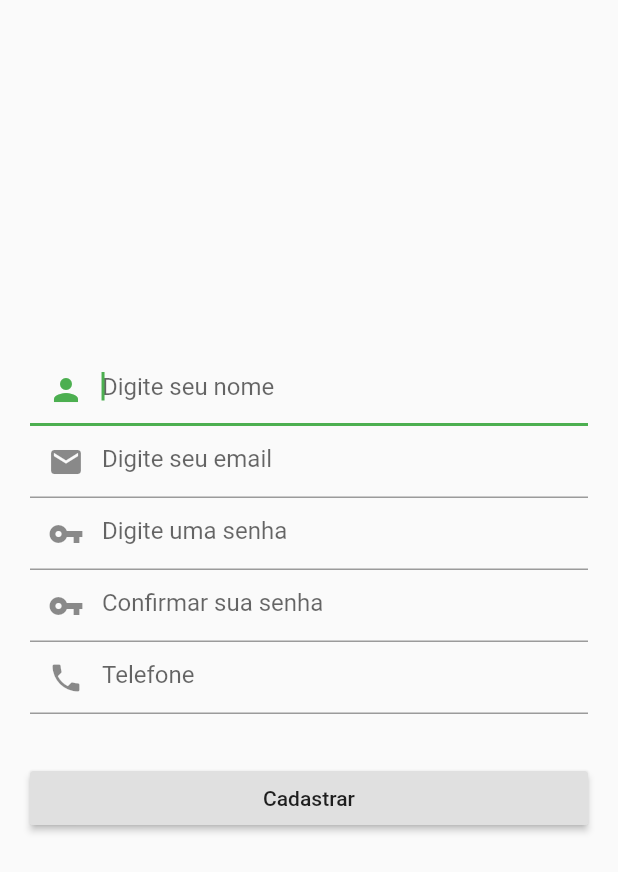
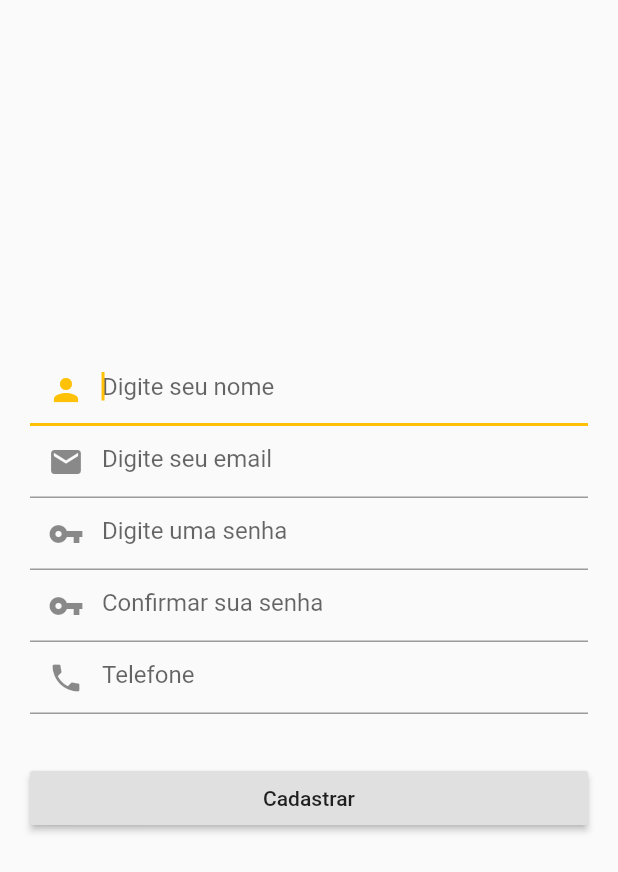
Before and after one commit to alineargentin/tcc_regulariza, a Flutter app: the screen it shows after launch, after a tap on "Cadastre-se", on a phone screen of 412 x 824 dp. Shown: the top 872 px of the screen. Run offline on Flutter 3.47's test engine with Material 2 defaults, Android fonts, the phone set to English and light mode, and no system bars; our stand-ins replace cloud_firestore, firebase_auth, flushbar, flutter_masked_text, shared_preferences; missing offline and left inert: clippy_flutter, flutter_dialogflow; accounts and stored records are empty; network calls fail.

Commit message:
Insere máscara de telefone no cadastro e muda tema para amarelo (amber)
Signed-off-by: Aline Argentin <alineroberta.argentin@gmail.com>

```diff
--- a/lib/main.dart
+++ b/lib/main.dart
@@ -14,7 +14,7 @@ class MyApp extends StatelessWidget {
   Widget build(BuildContext context) {
     return MaterialApp(
       title: 'Regulazira',
-      theme: new ThemeData(primarySwatch: Colors.green),
+      theme: new ThemeData(primarySwatch: Colors.amber),
       debugShowCheckedModeBanner: false,
       home: Login(),
       initialRoute: '/',
--- a/lib/views/cadastro.dart
+++ b/lib/views/cadastro.dart
@@ -1,5 +1,6 @@
 import 'package:flushbar/flushbar.dart';
 import 'package:flutter/material.dart';
+import 'package:flutter_masked_text/flutter_masked_text.dart';
 import 'package:tcc_regulariza/models/user.dart';
 import 'package:tcc_regulariza/service/auth.dart';
 import 'package:tcc_regulariza/views/login.dart';
@@ -11,6 +12,7 @@ class Cadastro extends StatefulWidget {
   _CadastroState createState() => _CadastroState();
 }
 
+
 class _CadastroState extends State<Cadastro> {
   final _nomeController = new TextEditingController();
   //final _rgController = new TextEditingController();
@@ -18,7 +20,7 @@ class _CadastroState extends State<Cadastro> {
   final _emailController = new TextEditingController();
   final _senhaController = new TextEditingController();
   final _confirmarsenhaController = new TextEditingController();
-  final _telefoneController = new TextEditingController();
+  final _telefoneController = new MaskedTextController(mask: '(00)00000-0000');
 
   final _nomeFocusNode = new FocusNode();
   //final _rgFocusNode = new FocusNode();
--- a/lib/views/login.dart
+++ b/lib/views/login.dart
@@ -28,8 +28,8 @@ class _LoginState extends State<Login> {
             children: <Widget>[
               _showEmailTextField(),
               _showPasswordTextField(),
+              _showSignInButton(),
               _showForgotPasswordButton(),
-              _showSignInButton(),
               _showSignUpButton(),
             ],
           ),
@@ -71,7 +71,12 @@ class _LoginState extends State<Login> {
   }
 
   Widget _showForgotPasswordButton() {
-    return  RaisedButton(child: Text('Esqueci minha senha'), onPressed: _forgotPassword);
+    return Padding(
+        padding: const EdgeInsets.symmetric(vertical: 12.0),
+        child: RaisedButton(
+            color: Colors.amberAccent,
+            child: Text('Esqueci minha senha'),
+            onPressed: _forgotPassword));
   }
 
   void _forgotPassword() {
@@ -105,8 +110,9 @@ class _LoginState extends State<Login> {
 
   Widget _showSignInButton() {
     return Padding(
-      padding: const EdgeInsets.symmetric(vertical: 32.0),
-      child: RaisedButton(child: Text('Login'), onPressed: _signIn),
+      padding: const EdgeInsets.symmetric(vertical: 12.0),
+      child: RaisedButton(
+          color: Colors.amber, child: Text('Login'), onPressed: _signIn),
     );
   }
 
@@ -116,6 +122,11 @@ class _LoginState extends State<Login> {
   }
 
   Widget _showSignUpButton() {
-    return RaisedButton(child: Text('Cadastre-se'), onPressed: _signUp);
+    return Padding(
+        padding: const EdgeInsets.symmetric(vertical: 12.0),
+        child: RaisedButton(
+            color: Colors.amberAccent,
+            child: Text('Cadastre-se'),
+            onPressed: _signUp));
   }
 }
--- a/lib/widgets/chat_message_list_item.dart
+++ b/lib/widgets/chat_message_list_item.dart
@@ -20,7 +20,7 @@ class ChatMessageListItem extends StatelessWidget {
     // DESAFIO 1 - Melhorar a exibição das mensagens, aplicando um Clippy no estilo Whatsapp
     return Message(
       child: Container(
-        color: Colors.greenAccent,
+        color: Colors.yellow,
         width: 100.0,
         height: 100.0,
         child: Center(
@@ -52,7 +52,7 @@ class ChatMessageListItem extends StatelessWidget {
     // DESAFIO 1 - Melhorar a exibição das mensagens, aplicando um Clippy no estilo Whatsapp
     return Message(
       child: Container(
-        color: Colors.lightBlueAccent,
+        color: Colors.amberAccent,
         width: 100.0,
         height: 100.0,
         child: Center(
--- a/pubspec.yaml
+++ b/pubspec.yaml
@@ -25,6 +25,7 @@ dependencies:
   firebase_analytics: ^5.0.2
   flutter_launcher_icons: ^0.7.3
   flutter_dialogflow: ^0.1.0
+  flutter_masked_text: ^0.8.0
   #splashscreen: ^1.2.0
   #intl: ^0.15.8
   #intl_translation: ^0.17.7
```
Also changed, not shown: pubspec.lock.
